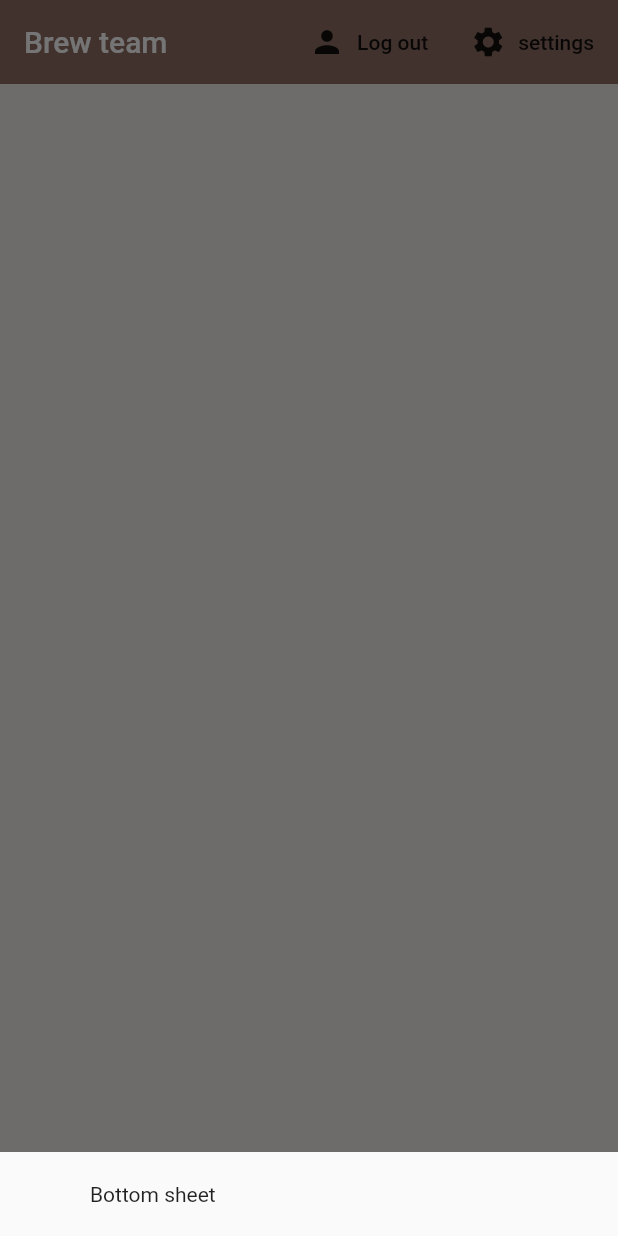
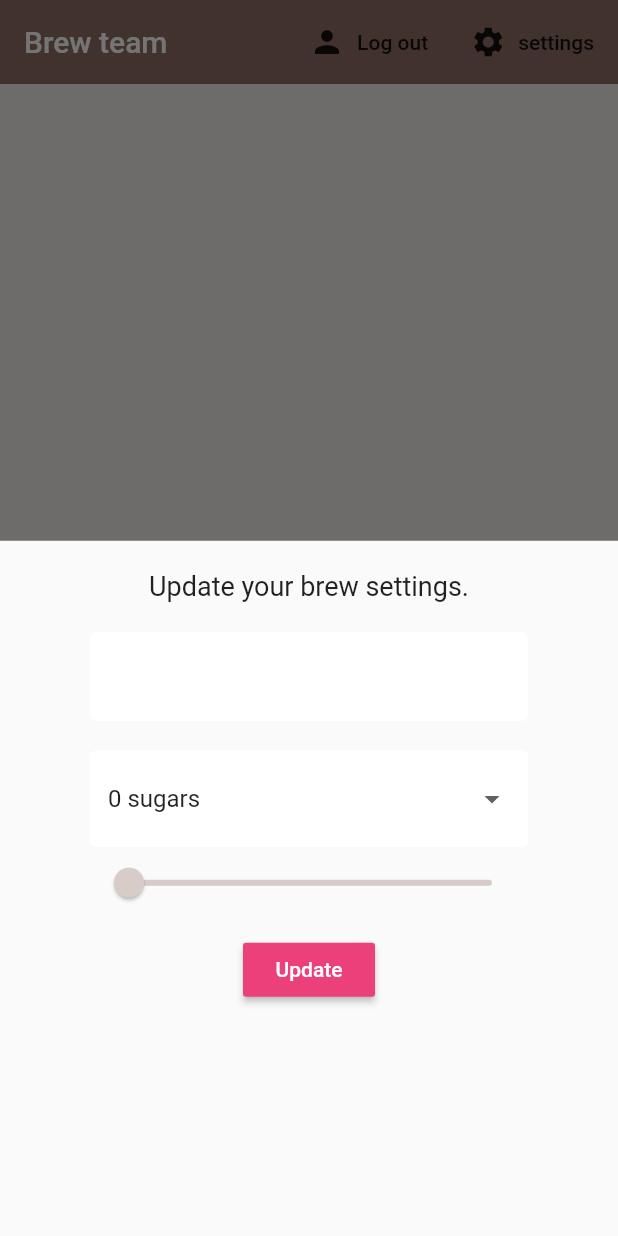
Before and after one commit to philipokumu/coffee_ordering_app, a Flutter app: the screen it shows once a user with an empty profile is signed in, after a tap on "settings", on a phone screen of 412 x 824 dp. Run offline on Flutter 3.47's test engine with Material 2 defaults, Android fonts, the phone set to English and light mode, and no system bars; our stand-ins replace cloud_firestore, firebase_auth, flutter_spinkit; accounts and stored records are empty.

Commit message:
Added input fields

```diff
--- a/lib/screens/home/home.dart
+++ b/lib/screens/home/home.dart
@@ -1,4 +1,5 @@
 import 'package:brew_team/models/brew.dart';
+import 'package:brew_team/screens/home/settings_form.dart';
 import 'package:brew_team/services/auth.dart';
 import 'package:flutter/material.dart';
 import 'package:brew_team/services/database.dart';
@@ -22,7 +23,7 @@ class Home extends StatelessWidget {
           builder: (context) {
             return Container(
               padding: EdgeInsets.symmetric(vertical: 20.0, horizontal: 60.0),
-              child: Text('Bottom sheet'),
+              child: SettingsForm(),
             );
           });
     }
--- /dev/null
+++ b/lib/screens/home/settings_form.dart
@@ -0,0 +1,77 @@
+import 'package:flutter/material.dart';
+import 'package:brew_team/shared/constants.dart';
+
+class SettingsForm extends StatefulWidget {
+  @override
+  _SettingsFormState createState() => _SettingsFormState();
+}
+
+class _SettingsFormState extends State<SettingsForm> {
+  final _formKey = GlobalKey<FormState>();
+  final List<String> sugars = ['0', '1', '2', '3', '4'];
+
+  //Form values
+  String _currentName;
+  String _currentSugars;
+  int _currentStrength;
+
+  @override
+  Widget build(BuildContext context) {
+    return Form(
+      key: _formKey,
+      child: Column(
+        children: <Widget>[
+          Text(
+            'Update your brew settings.',
+            style: TextStyle(fontSize: 18.0),
+          ),
+          SizedBox(height: 20.0),
+          TextFormField(
+            decoration: textInputDecoration,
+            validator: (val) => val.isEmpty ? 'Please enter a name' : null,
+            onChanged: (val) => setState(() => _currentName = val),
+          ),
+          SizedBox(height: 20.0),
+          DropdownButtonFormField(
+            // Value before or after user input i.e. includes placeholder
+            value: _currentSugars ?? '0',
+            decoration: textInputDecoration,
+            items: sugars.map((sugar) {
+              return DropdownMenuItem(
+                // current sugar we are iterating
+                value: sugar,
+                // for example: 2 sugars
+                child: Text('$sugar sugars'),
+              );
+              // Convert from iterable to list
+            }).toList(),
+            onChanged: (val) => setState(() => _currentSugars = val),
+          ),
+          Slider(
+            value: (_currentStrength ?? 100).toDouble(),
+            min: 100,
+            max: 900,
+            activeColor: Colors.brown[_currentStrength ?? 100],
+            inactiveColor: Colors.brown[_currentStrength ?? 100],
+            divisions: 8,
+            onChanged: (val) => setState(() => _currentStrength = val.round()),
+          ),
+          SizedBox(height: 10.0),
+          // Dropdown
+          // Slider
+          RaisedButton(
+              color: Colors.pink[400],
+              child: Text(
+                'Update',
+                style: TextStyle(color: Colors.white),
+              ),
+              onPressed: () async {
+                print(_currentName);
+                print(_currentSugars);
+                print(_currentStrength);
+              }),
+        ],
+      ),
+    );
+  }
+}
```
